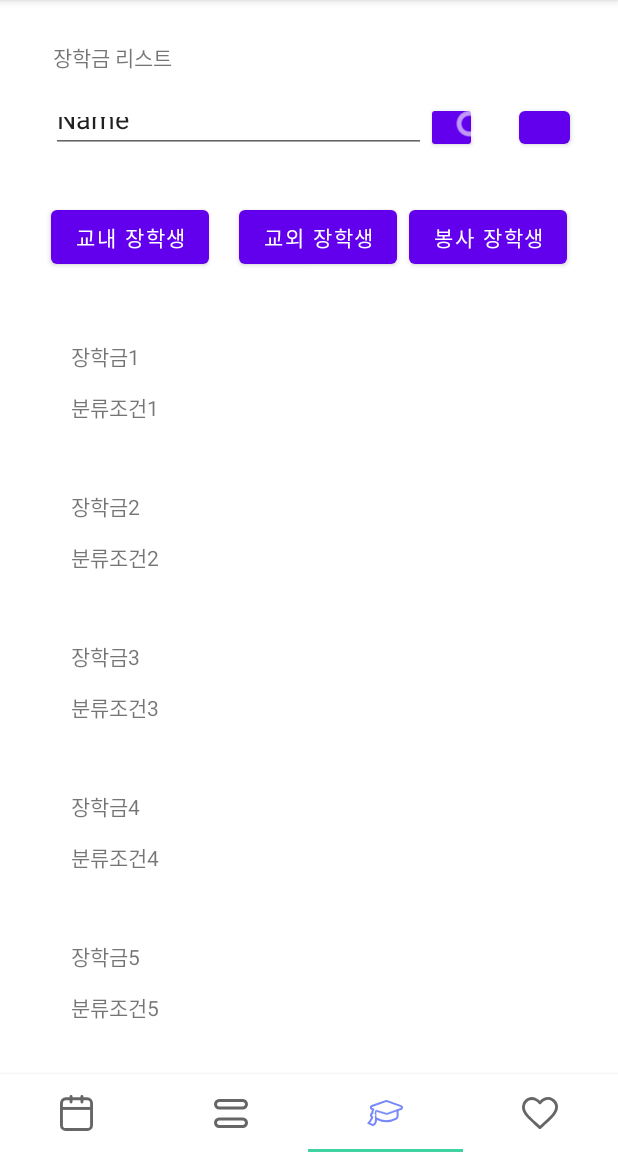
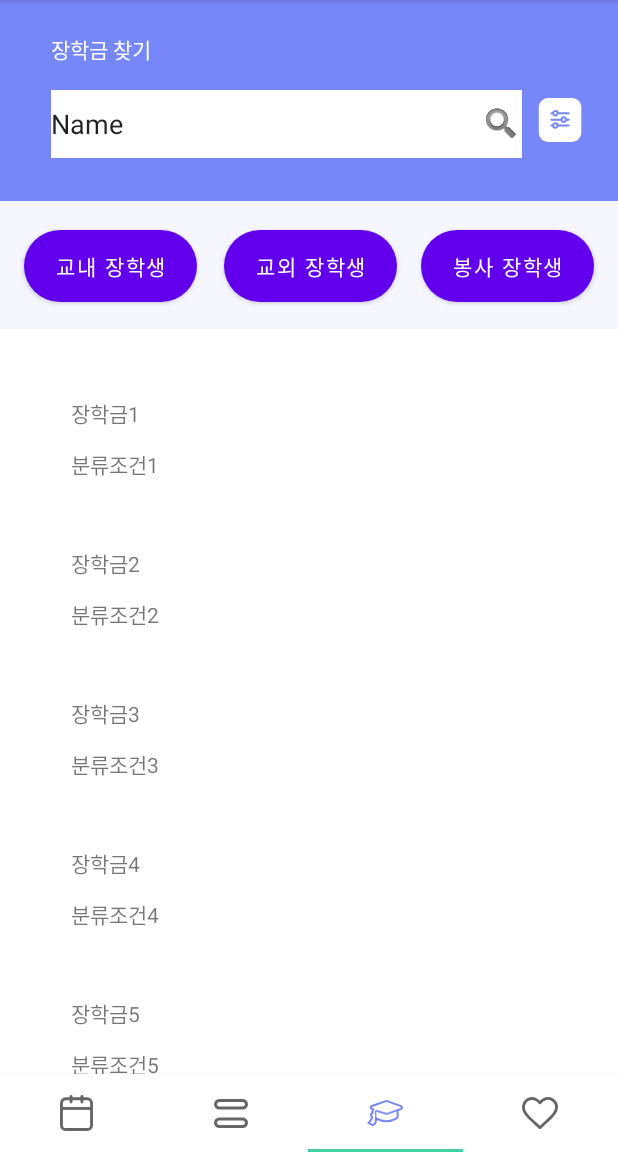
Before and after one commit to jjh2x/Scholarship_Notification, an Android app: the screen it shows after launch (MainActivity), item 3 of the bottom bar chosen, on a phone screen of 412 x 824 dp, the part 84-1236 px from its top. Run offline under Robolectric (Android 15) with nearby library versions, the phone set to English and light mode, and no system bars.

Commit message:
fragment_search.xml 까지 적용.

```diff
--- /dev/null
+++ b/app/src/main/res/drawable/btn_filter.xml
@@ -0,0 +1,68 @@
+<vector xmlns:android="http://schemas.android.com/apk/res/android"
+    android:width="50dp"
+    android:height="51dp"
+    android:viewportWidth="50"
+    android:viewportHeight="51">
+    <path
+        android:pathData="M16,6L34,6A7,7 0,0 1,41 13L41,32A7,7 0,0 1,34 39L16,39A7,7 0,0 1,9 32L9,13A7,7 0,0 1,16 6z"
+        android:fillColor="#fff"/>
+    <path
+        android:pathData="M16,6L34,6A7,7 0,0 1,41 13L41,31A7,7 0,0 1,34 38L16,38A7,7 0,0 1,9 31L9,13A7,7 0,0 1,16 6z"
+        android:strokeAlpha="0.52"
+        android:fillColor="#fff"
+        android:fillAlpha="0.52"/>
+    <path
+        android:pathData="M21.5141,17.4262m-1.705,0a1.705,1.705 0,1 1,3.41 0a1.705,1.705 0,1 1,-3.41 0"
+        android:strokeWidth="1.5"
+        android:fillColor="#00000000"
+        android:strokeColor="#7687fa"
+        android:strokeLineCap="round"/>
+    <path
+        android:pathData="M18.4761,17.4272L19.7061,17.4272"
+        android:strokeWidth="1.5"
+        android:fillColor="#00000000"
+        android:strokeColor="#7687fa"
+        android:strokeLineCap="round"/>
+    <path
+        android:pathData="M23.2202,17.4272L31.5242,17.4272"
+        android:strokeWidth="1.5"
+        android:fillColor="#00000000"
+        android:strokeColor="#7687fa"
+        android:strokeLineCap="round"/>
+    <path
+        android:pathData="M21.5141,26.5741m-1.705,0a1.705,1.705 0,1 1,3.41 0a1.705,1.705 0,1 1,-3.41 0"
+        android:strokeWidth="1.5"
+        android:fillColor="#00000000"
+        android:strokeColor="#7687fa"
+        android:strokeLineCap="round"/>
+    <path
+        android:pathData="M18.4761,26.5752L19.7061,26.5752"
+        android:strokeWidth="1.5"
+        android:fillColor="#00000000"
+        android:strokeColor="#7687fa"
+        android:strokeLineCap="round"/>
+    <path
+        android:pathData="M23.2202,26.5752L31.5242,26.5752"
+        android:strokeWidth="1.5"
+        android:fillColor="#00000000"
+        android:strokeColor="#7687fa"
+        android:strokeLineCap="round"/>
+    <path
+        android:pathData="M27.7948,22.2289m-1.705,0a1.705,1.705 0,1 1,3.41 0a1.705,1.705 0,1 1,-3.41 0"
+        android:strokeWidth="1.5"
+        android:fillColor="#00000000"
+        android:strokeColor="#7687fa"
+        android:strokeLineCap="round"/>
+    <path
+        android:pathData="M18.4761,22.229L26.0891,22.229"
+        android:strokeWidth="1.5"
+        android:fillColor="#00000000"
+        android:strokeColor="#7687fa"
+        android:strokeLineCap="round"/>
+    <path
+        android:pathData="M29.5,22.229L31.523,22.229"
+        android:strokeWidth="1.5"
+        android:fillColor="#00000000"
+        android:strokeColor="#7687fa"
+        android:strokeLineCap="round"/>
+</vector>
--- /dev/null
+++ b/app/src/main/res/drawable/btn_in.xml
@@ -0,0 +1,14 @@
+<?xml version="1.0" encoding="utf-8"?>
+<shape xmlns:android="http://schemas.android.com/apk/res/android" android:shape="rectangle" >
+    <corners
+        android:radius="100dp"
+        />
+    <solid
+        android:color="#7687FA"
+        />
+    <size
+        android:width="58dp"
+        android:height="18dp"
+        />
+
+</shape>
--- /dev/null
+++ b/app/src/main/res/drawable/btn_text_search.xml
@@ -0,0 +1,6 @@
+<?xml version="1.0" encoding="utf-8"?>
+<selector xmlns:android="http://schemas.android.com/apk/res/android">
+    <item android:color="@color/white"/>
+    <item android:color="@color/main_purple" android:state_pressed="true" />
+
+</selector>
--- a/app/src/main/res/layout/fragment_search.xml
+++ b/app/src/main/res/layout/fragment_search.xml
@@ -8,7 +8,8 @@
 
     <androidx.constraintlayout.widget.ConstraintLayout
         android:layout_width="match_parent"
-        android:layout_height="134.11dp">
+        android:layout_height="134.11dp"
+        android:background="#7687FA">
 
         <TextView
             android:id="@+id/sch_list"
@@ -16,91 +17,102 @@
             android:layout_height="wrap_content"
             android:layout_marginTop="8dp"
             android:layout_marginEnd="296dp"
-            android:text="장학금 리스트"
+            android:text="장학금 찾기"
+            android:textColor="#FFFFFF"
             app:layout_constraintBottom_toTopOf="@+id/Text_input"
             app:layout_constraintEnd_toEndOf="parent"
+            app:layout_constraintHorizontal_bias="0.0"
             app:layout_constraintStart_toStartOf="@+id/Text_input"
-            app:layout_constraintTop_toTopOf="parent" />
+            app:layout_constraintTop_toTopOf="parent"
+            app:layout_constraintVertical_bias="0.452" />
 
         <EditText
             android:id="@+id/Text_input"
-            android:layout_width="250dp"
-            android:layout_height="34dp"
+            android:layout_width="300dp"
+            android:layout_height="45dp"
             android:layout_marginStart="34dp"
-            android:layout_marginEnd="77dp"
-            android:ems="10"
+            android:background="#FFFFFF"
             android:inputType="textPersonName"
             android:text="Name"
             app:layout_constraintBottom_toBottomOf="parent"
-            app:layout_constraintEnd_toEndOf="parent"
-            app:layout_constraintHorizontal_bias="0.0"
             app:layout_constraintStart_toStartOf="parent"
             app:layout_constraintTop_toTopOf="parent"
             app:layout_constraintVertical_bias="0.68" />
 
-        <Button
+        <ImageView
             android:id="@+id/btn_search"
-            style="@style/Widget.AppCompat.Button"
-            android:layout_width="34dp"
-            android:layout_height="34dp"
-            app:icon="@android:drawable/ic_menu_search"
+            android:layout_width="28dp"
+            android:layout_height="45dp"
+            android:background="#FFFFFF"
             app:layout_constraintBottom_toBottomOf="@+id/Text_input"
+            app:layout_constraintEnd_toEndOf="@+id/Text_input"
+            app:layout_constraintHorizontal_bias="1.0"
             app:layout_constraintStart_toEndOf="@+id/Text_input"
             app:layout_constraintTop_toTopOf="@+id/Text_input"
-            app:layout_constraintVertical_bias="0.0"
-            app:rippleColor="#4F5254" />
+            app:layout_constraintVertical_bias="0.363"
+            app:srcCompat="@android:drawable/ic_search_category_default" />
 
-        <Button
-            android:id="@+id/btn_filter"
-            android:layout_width="34dp"
-            android:layout_height="34dp"
-            android:layout_marginEnd="32dp"
+        <ImageView
+            android:id="@+id/imageView3"
+            android:layout_width="45dp"
+            android:layout_height="45dp"
             app:layout_constraintBottom_toBottomOf="@+id/Text_input"
             app:layout_constraintEnd_toEndOf="parent"
+            app:layout_constraintStart_toEndOf="@+id/Text_input"
             app:layout_constraintTop_toTopOf="@+id/Text_input"
-            app:layout_constraintVertical_bias="1.0" />
+            app:srcCompat="@drawable/btn_filter" />
+
     </androidx.constraintlayout.widget.ConstraintLayout>
 
     <androidx.constraintlayout.widget.ConstraintLayout
         android:layout_width="match_parent"
-        android:layout_height="wrap_content">
+        android:layout_height="85dp"
+        android:background="#F5F6FF">
 
         <Button
             android:id="@+id/btn_in"
-            android:layout_width="wrap_content"
+            android:layout_width="115dp"
             android:layout_height="wrap_content"
-            android:layout_marginStart="34dp"
+            android:layout_marginStart="16dp"
+            android:background="@drawable/btn_in"
             android:text="교내 장학생"
+            android:textColor="@drawable/btn_text_search"
+            app:layout_constraintBottom_toBottomOf="parent"
             app:layout_constraintStart_toStartOf="parent"
-            app:layout_constraintTop_toTopOf="parent" />
+            app:layout_constraintTop_toTopOf="parent"
+            app:layout_constraintVertical_bias="0.513" />
 
         <Button
             android:id="@+id/btn_out"
-            android:layout_width="wrap_content"
+            android:layout_width="115dp"
             android:layout_height="wrap_content"
-            android:layout_marginEnd="8dp"
+            android:background="@drawable/btn_in"
             android:text="교외 장학생"
+            android:textColor="@drawable/btn_text_search"
             app:layout_constraintBottom_toBottomOf="parent"
             app:layout_constraintEnd_toStartOf="@+id/btn_serve"
-            app:layout_constraintHorizontal_bias="1.0"
+            app:layout_constraintHorizontal_bias="0.528"
             app:layout_constraintStart_toEndOf="@+id/btn_in"
-            app:layout_constraintTop_toTopOf="parent"
+            app:layout_constraintTop_toTopOf="@+id/btn_serve"
             app:layout_constraintVertical_bias="0.0" />
 
         <Button
             android:id="@+id/btn_serve"
-            android:layout_width="wrap_content"
+            android:layout_width="115dp"
             android:layout_height="wrap_content"
-            android:layout_marginEnd="34dp"
+            android:layout_marginEnd="16dp"
+            android:background="@drawable/btn_in"
             android:text="봉사 장학생"
+            android:textColor="@drawable/btn_text_search"
             app:layout_constraintBottom_toBottomOf="parent"
             app:layout_constraintEnd_toEndOf="parent"
-            app:layout_constraintTop_toTopOf="parent" />
+            app:layout_constraintTop_toTopOf="parent"
+            app:layout_constraintVertical_bias="0.513" />
     </androidx.constraintlayout.widget.ConstraintLayout>
 
     <androidx.constraintlayout.widget.ConstraintLayout
-        android:layout_width="wrap_content"
-        android:layout_height="wrap_content">
+        android:layout_width="match_parent"
+        android:layout_height="match_parent">
 
         <androidx.recyclerview.widget.RecyclerView
             android:id="@+id/recyclerview_Search"
--- a/app/src/main/res/values/colors.xml
+++ b/app/src/main/res/values/colors.xml
@@ -5,6 +5,7 @@
     <color name="purple_700">#FF3700B3</color>
     <color name="teal_200">#FF03DAC5</color>
     <color name="teal_700">#FF018786</color>
+    <color name="main_purple">#7687FA</color>
     <color name="black">#FF000000</color>
     <color name="white">#FFFFFFFF</color>
 </resources>
```
